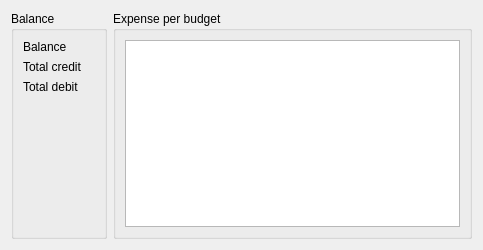
The window that ui/widgets/operationstatistics.ui (koromodako/picsou) describes before a commit, drawn with Qt 5.
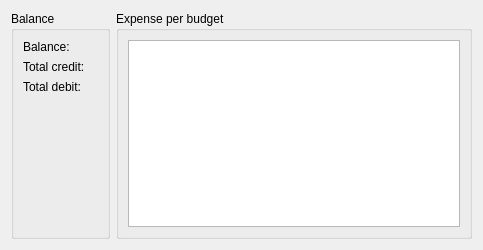
The same window after the commit.

Commit message: Add rolling total for last 30 days.

What changed in the file:
```diff
--- a/ui/widgets/operationstatistics.ui
+++ b/ui/widgets/operationstatistics.ui
@@ -23,7 +23,7 @@
       <item row="0" column="0">
        <widget class="QLabel" name="balance_lab">
         <property name="text">
-         <string>Balance</string>
+         <string>Balance:</string>
         </property>
        </widget>
       </item>
@@ -37,7 +37,7 @@
       <item row="1" column="0">
        <widget class="QLabel" name="total_credit_lab">
         <property name="text">
-         <string>Total credit</string>
+         <string>Total credit:</string>
         </property>
        </widget>
       </item>
@@ -51,7 +51,7 @@
       <item row="2" column="0">
        <widget class="QLabel" name="total_debit_lab">
         <property name="text">
-         <string>Total debit</string>
+         <string>Total debit:</string>
         </property>
        </widget>
       </item>
```
The commit also changes 9 other files.
